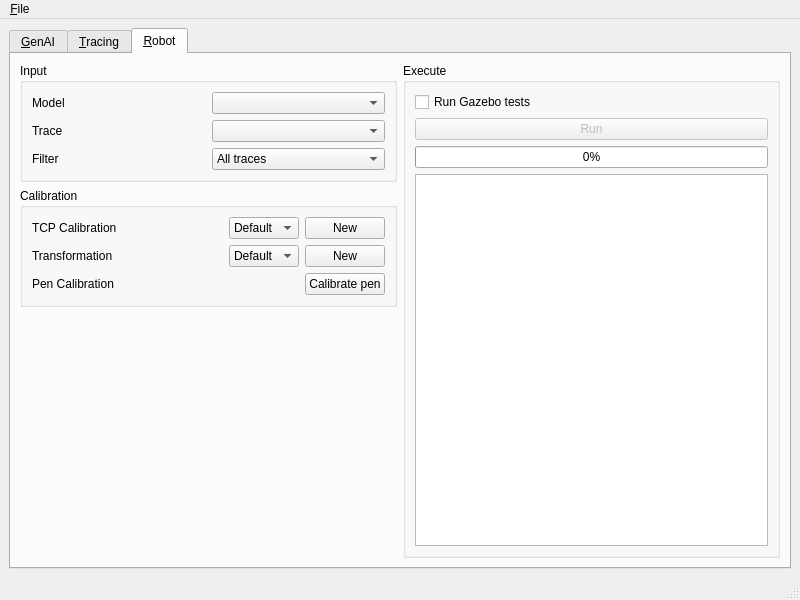
The window that ui/ui/main.ui (Toys-R-Us-Rex/Duckify) describes before a commit, drawn with Qt 5.
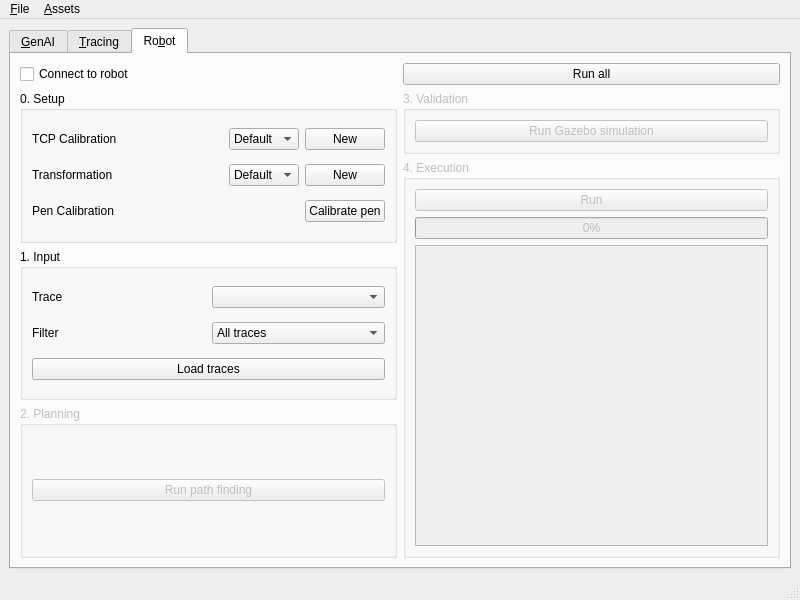
The same window after the commit. The open tabs and pages were chosen to show the change.

Commit message: feat(ui): redesign robot tab

Diff of the .ui file:
```diff
--- a/ui/ui/main.ui
+++ b/ui/ui/main.ui
@@ -14,7 +14,7 @@
    <string>Duckify</string>
   </property>
   <widget class="QWidget" name="centralwidget">
-   <layout class="QHBoxLayout" name="horizontalLayout">
+   <layout class="QVBoxLayout" name="verticalLayout_21">
     <item>
      <widget class="QTabWidget" name="steps">
       <property name="currentIndex">
@@ -508,10 +508,30 @@
       </widget>
       <widget class="QWidget" name="tabRobot">
        <attribute name="title">
-        <string>&amp;Robot</string>
+        <string>Ro&amp;bot</string>
        </attribute>
+       <layout class="QVBoxLayout" name="verticalLayout_22">
+        <item>
        <layout class="QHBoxLayout" name="horizontalLayout_14">
         <item>
+           <widget class="QCheckBox" name="robotConnect">
+            <property name="text">
+             <string>Connect to robot</string>
+            </property>
+           </widget>
+          </item>
+          <item>
+           <widget class="QPushButton" name="robotRunAll">
+            <property name="text">
+             <string>Run all</string>
+            </property>
+           </widget>
+          </item>
+         </layout>
+        </item>
+        <item>
+         <layout class="QHBoxLayout" name="horizontalLayout">
+          <item>
          <layout class="QVBoxLayout" name="verticalLayout_10">
           <item>
            <widget class="QGroupBox" name="groupBox_3">
@@ -522,80 +542,7 @@
              </sizepolicy>
             </property>
             <property name="title">
-             <string>Input</string>
-            </property>
-            <layout class="QVBoxLayout" name="verticalLayout_15">
-             <item>
-              <layout class="QHBoxLayout" name="horizontalLayout_15">
-               <item>
-                <widget class="QLabel" name="label_4">
-                 <property name="text">
-                  <string>Model</string>
-                 </property>
-                </widget>
-               </item>
-               <item>
-                <widget class="QComboBox" name="robotModel"/>
-               </item>
-              </layout>
-             </item>
-             <item>
-              <layout class="QHBoxLayout" name="horizontalLayout_16">
-               <item>
-                <widget class="QLabel" name="label_6">
-                 <property name="text">
-                  <string>Trace</string>
-                 </property>
-                </widget>
-               </item>
-               <item>
-                <widget class="QComboBox" name="robotTrace"/>
-               </item>
-              </layout>
-             </item>
-             <item>
-              <layout class="QHBoxLayout" name="horizontalLayout_19">
-               <item>
-                <widget class="QLabel" name="label_13">
-                 <property name="text">
-                  <string>Filter</string>
-                 </property>
-                </widget>
-               </item>
-               <item>
-                <widget class="QComboBox" name="robotFilter">
-                 <item>
-                  <property name="text">
-                   <string>All traces</string>
-                  </property>
-                 </item>
-                 <item>
-                  <property name="text">
-                   <string>Only left (Y+)</string>
-                  </property>
-                 </item>
-                 <item>
-                  <property name="text">
-                   <string>Only right (Y-)</string>
-                  </property>
-                 </item>
-                </widget>
-               </item>
-              </layout>
-             </item>
-            </layout>
-           </widget>
-          </item>
-          <item>
-           <widget class="QGroupBox" name="groupBox_9">
-            <property name="sizePolicy">
-             <sizepolicy hsizetype="Expanding" vsizetype="Preferred">
-              <horstretch>0</horstretch>
-              <verstretch>0</verstretch>
-             </sizepolicy>
-            </property>
-            <property name="title">
-             <string>Calibration</string>
+               <string>0. Setup</string>
             </property>
             <layout class="QVBoxLayout" name="verticalLayout_16">
              <item>
@@ -713,24 +660,118 @@
            </widget>
           </item>
           <item>
-           <spacer name="verticalSpacer_3">
-            <property name="orientation">
-             <enum>Qt::Vertical</enum>
-            </property>
-            <property name="sizeHint" stdset="0">
-             <size>
-              <width>20</width>
-              <height>40</height>
-             </size>
-            </property>
-           </spacer>
+             <widget class="QGroupBox" name="robotStepInput">
+              <property name="sizePolicy">
+               <sizepolicy hsizetype="Expanding" vsizetype="Preferred">
+                <horstretch>0</horstretch>
+                <verstretch>0</verstretch>
+               </sizepolicy>
+              </property>
+              <property name="title">
+               <string>1. Input</string>
+              </property>
+              <layout class="QVBoxLayout" name="verticalLayout_15">
+               <item>
+                <layout class="QHBoxLayout" name="horizontalLayout_16">
+                 <item>
+                  <widget class="QLabel" name="label_6">
+                   <property name="text">
+                    <string>Trace</string>
+                   </property>
+                  </widget>
+                 </item>
+                 <item>
+                  <widget class="QComboBox" name="robotTrace"/>
+                 </item>
+                </layout>
+               </item>
+               <item>
+                <layout class="QHBoxLayout" name="horizontalLayout_19">
+                 <item>
+                  <widget class="QLabel" name="label_13">
+                   <property name="text">
+                    <string>Filter</string>
+                   </property>
+                  </widget>
+                 </item>
+                 <item>
+                  <widget class="QComboBox" name="robotFilter">
+                   <item>
+                    <property name="text">
+                     <string>All traces</string>
+                    </property>
+                   </item>
+                   <item>
+                    <property name="text">
+                     <string>Only left (Y+)</string>
+                    </property>
+                   </item>
+                   <item>
+                    <property name="text">
+                     <string>Only right (Y-)</string>
+                    </property>
+                   </item>
+                  </widget>
+                 </item>
+                </layout>
+               </item>
+               <item>
+                <widget class="QPushButton" name="robotLoadTraces">
+                 <property name="text">
+                  <string>Load traces</string>
+                 </property>
+                </widget>
+               </item>
+              </layout>
+             </widget>
+            </item>
+            <item>
+             <widget class="QGroupBox" name="robotStepPlanning">
+              <property name="enabled">
+               <bool>false</bool>
+              </property>
+              <property name="title">
+               <string>2. Planning</string>
+              </property>
+              <layout class="QVBoxLayout" name="verticalLayout_23">
+               <item>
+                <widget class="QPushButton" name="robotPathfind">
+                 <property name="text">
+                  <string>Run path finding</string>
+                 </property>
+                </widget>
+               </item>
+              </layout>
+             </widget>
           </item>
          </layout>
         </item>
         <item>
          <layout class="QVBoxLayout" name="verticalLayout_11">
           <item>
-           <widget class="QGroupBox" name="groupBox_10">
+             <widget class="QGroupBox" name="robotStepValidation">
+              <property name="enabled">
+               <bool>false</bool>
+              </property>
+              <property name="title">
+               <string>3. Validation</string>
+              </property>
+              <layout class="QVBoxLayout" name="verticalLayout_24">
+               <item>
+                <widget class="QPushButton" name="robotRunGazebo">
+                 <property name="text">
+                  <string>Run Gazebo simulation</string>
+                 </property>
+                </widget>
+               </item>
+              </layout>
+             </widget>
+            </item>
+            <item>
+             <widget class="QGroupBox" name="robotStepExecution">
+              <property name="enabled">
+               <bool>false</bool>
+              </property>
             <property name="sizePolicy">
              <sizepolicy hsizetype="Expanding" vsizetype="Preferred">
               <horstretch>0</horstretch>
@@ -738,16 +779,9 @@
              </sizepolicy>
             </property>
             <property name="title">
-             <string>Execute</string>
+               <string>4. Execution</string>
             </property>
             <layout class="QVBoxLayout" name="verticalLayout_17">
-             <item>
-              <widget class="QCheckBox" name="robotEnableGazebo">
-               <property name="text">
-                <string>Run Gazebo tests</string>
-               </property>
-              </widget>
-             </item>
              <item>
               <widget class="QPushButton" name="robotRun">
                <property name="enabled">
@@ -774,6 +808,8 @@
          </layout>
         </item>
        </layout>
+        </item>
+       </layout>
       </widget>
      </widget>
     </item>
@@ -795,7 +831,15 @@
     <addaction name="actionSettings"/>
     <addaction name="actionQuit"/>
    </widget>
+   <widget class="QMenu" name="menuAssets">
+    <property name="title">
+     <string>&amp;Assets</string>
+    </property>
+    <addaction name="actionReload_from_disk"/>
+    <addaction name="actionOpen_directory"/>
+   </widget>
    <addaction name="menuSettings"/>
+   <addaction name="menuAssets"/>
   </widget>
   <widget class="QStatusBar" name="statusbar"/>
   <action name="actionSettings">
```
Left out of the diff: 14 changed lines with no effect on the pictures. Lines whose indentation alone changed are shown as unchanged. The commit also changes 1 other file.
